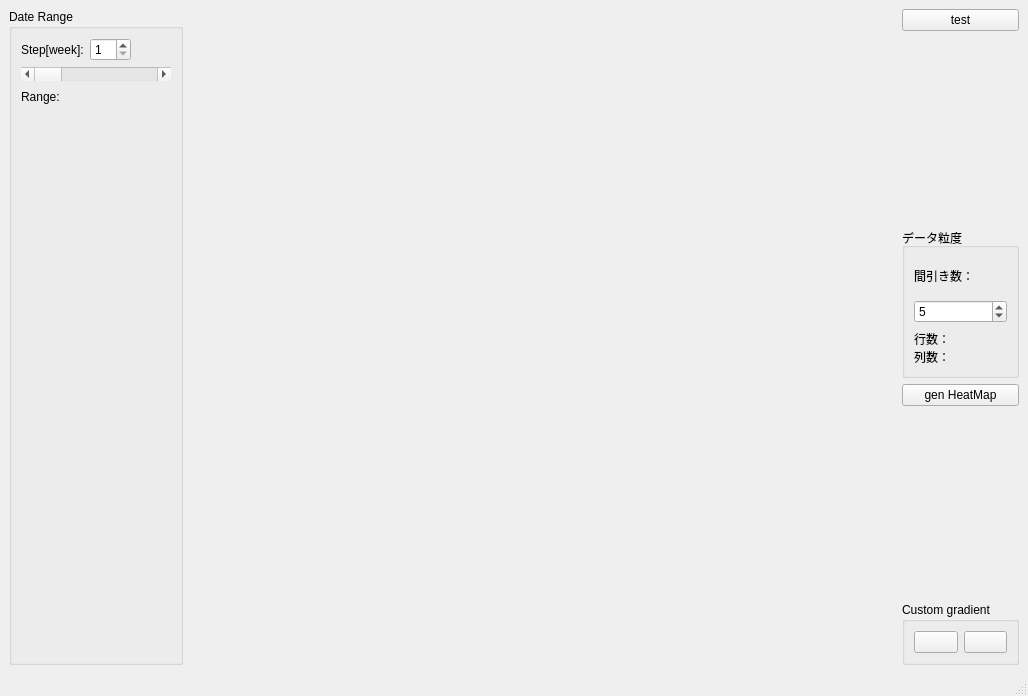
This is trade_monitor/trade_monitor/gapfill/gapfill_heatmap.ui in takkin-takilog/namake-trader as Qt 5 draws it before an edit. The edited form follows.
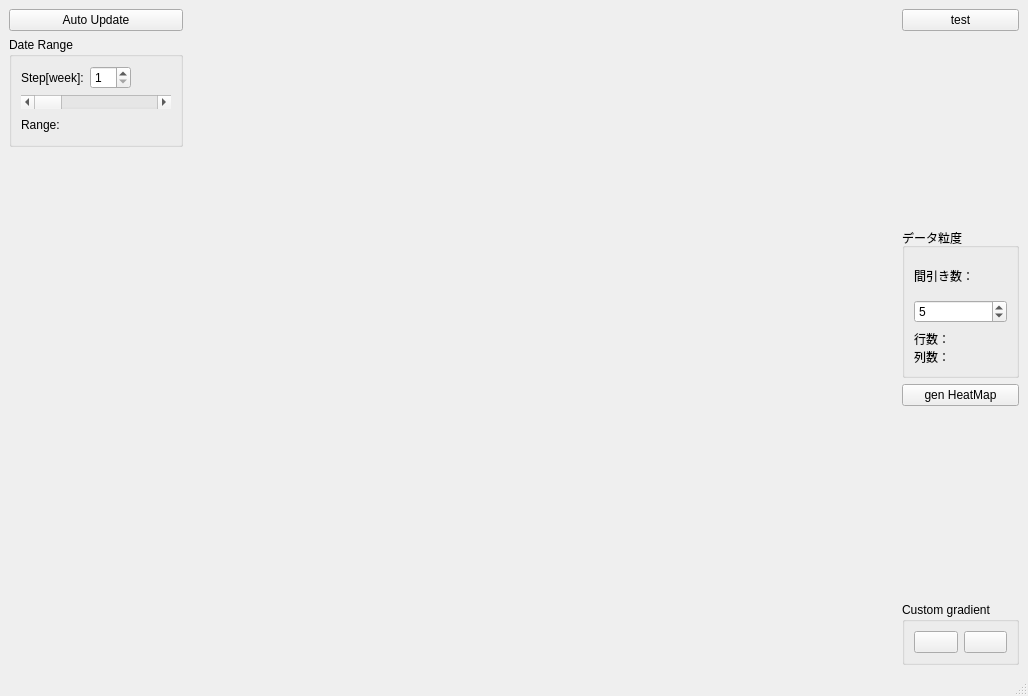
This is the edited form.

```diff
--- a/trade_monitor/trade_monitor/gapfill/gapfill_heatmap.ui
+++ b/trade_monitor/trade_monitor/gapfill/gapfill_heatmap.ui
@@ -17,6 +17,19 @@
    <layout class="QHBoxLayout" name="horizontalLayout_13">
     <item>
      <layout class="QVBoxLayout" name="verticalLayout_8">
+      <item>
+       <widget class="QPushButton" name="pushButton_AutoUpdate">
+        <property name="text">
+         <string>Auto Update</string>
+        </property>
+        <property name="checkable">
+         <bool>true</bool>
+        </property>
+        <property name="checked">
+         <bool>false</bool>
+        </property>
+       </widget>
+      </item>
       <item>
        <widget class="QGroupBox" name="groupBox_3">
         <property name="sizePolicy">
@@ -94,6 +107,9 @@
            </item>
           </layout>
          </item>
+        </layout>
+       </widget>
+      </item>
          <item>
           <spacer name="verticalSpacer_3">
            <property name="orientation">
@@ -106,9 +122,6 @@
             </size>
            </property>
           </spacer>
-         </item>
-        </layout>
-       </widget>
       </item>
      </layout>
     </item>
```
Lines whose indentation alone changed are shown as unchanged.
